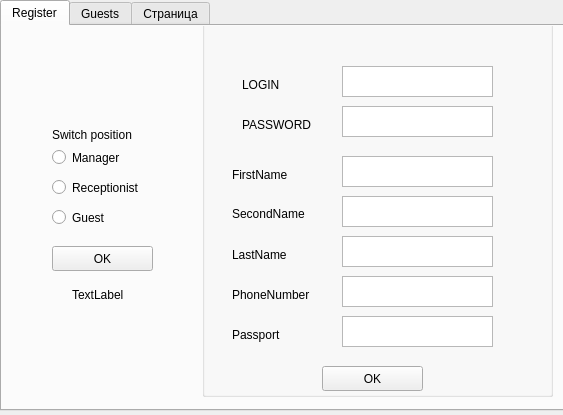
Old version of the form client/AdminView.ui in the repository ZpmPower/Hotel_Network.
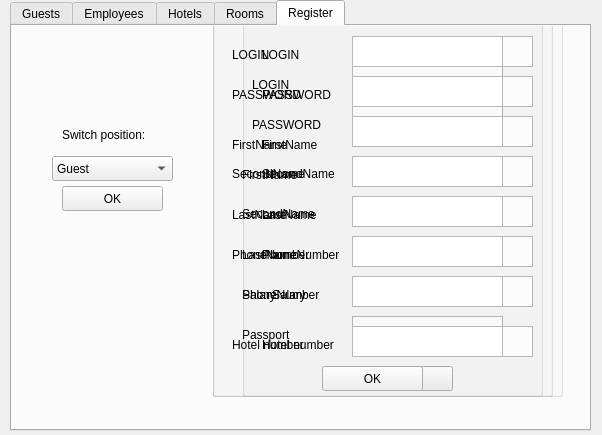
New version of the form. The open tabs and pages were chosen to show the change.

Commit message: Working reg+auth, some getters in Admin

```diff
--- a/client/AdminView.ui
+++ b/client/AdminView.ui
@@ -6,8 +6,8 @@
    <rect>
     <x>0</x>
     <y>0</y>
-    <width>563</width>
-    <height>415</height>
+    <width>602</width>
+    <height>435</height>
    </rect>
   </property>
   <property name="windowTitle">
@@ -16,15 +16,151 @@
   <widget class="QTabWidget" name="tabWidget">
    <property name="geometry">
     <rect>
-     <x>0</x>
+     <x>10</x>
      <y>0</y>
-     <width>571</width>
-     <height>411</height>
+     <width>581</width>
+     <height>431</height>
     </rect>
    </property>
    <property name="currentIndex">
     <number>0</number>
    </property>
+   <widget class="QWidget" name="tabGuests">
+    <attribute name="title">
+     <string>Guests</string>
+    </attribute>
+    <widget class="QTableWidget" name="GuestTbl">
+     <property name="geometry">
+      <rect>
+       <x>20</x>
+       <y>80</y>
+       <width>561</width>
+       <height>301</height>
+      </rect>
+     </property>
+     <property name="editTriggers">
+      <set>QAbstractItemView::NoEditTriggers</set>
+     </property>
+     <property name="showGrid">
+      <bool>true</bool>
+     </property>
+    </widget>
+    <widget class="QPushButton" name="allGuestsBtn">
+     <property name="geometry">
+      <rect>
+       <x>249</x>
+       <y>30</y>
+       <width>81</width>
+       <height>25</height>
+      </rect>
+     </property>
+     <property name="text">
+      <string>ALL GUESTS</string>
+     </property>
+    </widget>
+   </widget>
+   <widget class="QWidget" name="tabEmployees">
+    <attribute name="title">
+     <string>Employees</string>
+    </attribute>
+    <widget class="QTableWidget" name="EmployeesTbl">
+     <property name="geometry">
+      <rect>
+       <x>10</x>
+       <y>90</y>
+       <width>561</width>
+       <height>301</height>
+      </rect>
+     </property>
+     <property name="editTriggers">
+      <set>QAbstractItemView::NoEditTriggers</set>
+     </property>
+     <property name="showGrid">
+      <bool>true</bool>
+     </property>
+    </widget>
+    <widget class="QPushButton" name="allEmployeeBtn">
+     <property name="geometry">
+      <rect>
+       <x>210</x>
+       <y>30</y>
+       <width>111</width>
+       <height>25</height>
+      </rect>
+     </property>
+     <property name="text">
+      <string>ALL EMPLOYEES</string>
+     </property>
+    </widget>
+   </widget>
+   <widget class="QWidget" name="tabHotels">
+    <attribute name="title">
+     <string>Hotels</string>
+    </attribute>
+    <widget class="QTableWidget" name="HotelsTbl">
+     <property name="geometry">
+      <rect>
+       <x>10</x>
+       <y>90</y>
+       <width>561</width>
+       <height>301</height>
+      </rect>
+     </property>
+     <property name="editTriggers">
+      <set>QAbstractItemView::NoEditTriggers</set>
+     </property>
+     <property name="showGrid">
+      <bool>true</bool>
+     </property>
+    </widget>
+    <widget class="QPushButton" name="allHotelsBtn">
+     <property name="geometry">
+      <rect>
+       <x>220</x>
+       <y>30</y>
+       <width>80</width>
+       <height>25</height>
+      </rect>
+     </property>
+     <property name="text">
+      <string>ALL HOTELS</string>
+     </property>
+    </widget>
+   </widget>
+   <widget class="QWidget" name="tabRooms">
+    <attribute name="title">
+     <string>Rooms</string>
+    </attribute>
+    <widget class="QTableWidget" name="RoomsTbl">
+     <property name="geometry">
+      <rect>
+       <x>10</x>
+       <y>90</y>
+       <width>561</width>
+       <height>301</height>
+      </rect>
+     </property>
+     <property name="editTriggers">
+      <set>QAbstractItemView::NoEditTriggers</set>
+     </property>
+     <property name="showGrid">
+      <bool>true</bool>
+     </property>
+    </widget>
+    <widget class="QPushButton" name="allRoomsBtn">
+     <property name="geometry">
+      <rect>
+       <x>220</x>
+       <y>30</y>
+       <width>80</width>
+       <height>25</height>
+      </rect>
+     </property>
+     <property name="text">
+      <string>ALL ROOMS</string>
+     </property>
+    </widget>
+   </widget>
    <widget class="QWidget" name="tabRegister">
     <attribute name="title">
      <string>Register</string>
@@ -37,7 +173,7 @@
       <rect>
        <x>200</x>
        <y>-10</y>
-       <width>351</width>
+       <width>331</width>
        <height>381</height>
       </rect>
      </property>
@@ -229,66 +365,27 @@
       </rect>
      </property>
      <property name="text">
-      <string>Switch position</string>
+      <string>Switch position:</string>
      </property>
     </widget>
-    <widget class="QRadioButton" name="managerRB">
-     <property name="geometry">
-      <rect>
-       <x>50</x>
-       <y>120</y>
-       <width>96</width>
-       <height>23</height>
-      </rect>
-     </property>
-     <property name="text">
-      <string>Manager</string>
-     </property>
-    </widget>
-    <widget class="QRadioButton" name="receptionistBtn">
-     <property name="geometry">
-      <rect>
-       <x>50</x>
-       <y>150</y>
-       <width>96</width>
-       <height>23</height>
-      </rect>
-     </property>
-     <property name="text">
-      <string>Receptionist</string>
-     </property>
-    </widget>
-    <widget class="QRadioButton" name="radioButton_3">
-     <property name="geometry">
-      <rect>
-       <x>50</x>
-       <y>180</y>
-       <width>96</width>
-       <height>23</height>
-      </rect>
-     </property>
-     <property name="text">
-      <string>Guest</string>
-     </property>
-    </widget>
-    <widget class="QLabel" name="label_9">
+    <widget class="QLabel" name="regLabel">
      <property name="geometry">
       <rect>
        <x>70</x>
-       <y>260</y>
+       <y>200</y>
        <width>54</width>
        <height>17</height>
       </rect>
      </property>
      <property name="text">
-      <string>TextLabel</string>
+      <string/>
      </property>
     </widget>
     <widget class="QPushButton" name="okBtn">
      <property name="geometry">
       <rect>
        <x>50</x>
-       <y>220</y>
+       <y>160</y>
        <width>101</width>
        <height>25</height>
       </rect>
@@ -297,6 +394,457 @@
       <string>OK</string>
      </property>
     </widget>
+    <widget class="QComboBox" name="comboBox">
+     <property name="geometry">
+      <rect>
+       <x>40</x>
+       <y>130</y>
+       <width>121</width>
+       <height>25</height>
+      </rect>
+     </property>
+     <item>
+      <property name="text">
+       <string>Guest</string>
+      </property>
+     </item>
+     <item>
+      <property name="text">
+       <string>Manager</string>
+      </property>
+     </item>
+     <item>
+      <property name="text">
+       <string>Receptionist</string>
+      </property>
+     </item>
+    </widget>
+    <widget class="QGroupBox" name="groupBox_2">
+     <property name="enabled">
+      <bool>true</bool>
+     </property>
+     <property name="geometry">
+      <rect>
+       <x>230</x>
+       <y>-20</y>
+       <width>321</width>
+       <height>391</height>
+      </rect>
+     </property>
+     <property name="title">
+      <string/>
+     </property>
+     <widget class="QPlainTextEdit" name="loginRPT">
+      <property name="geometry">
+       <rect>
+        <x>140</x>
+        <y>30</y>
+        <width>151</width>
+        <height>31</height>
+       </rect>
+      </property>
+     </widget>
+     <widget class="QPlainTextEdit" name="passwordRPT">
+      <property name="geometry">
+       <rect>
+        <x>140</x>
+        <y>70</y>
+        <width>151</width>
+        <height>31</height>
+       </rect>
+      </property>
+     </widget>
+     <widget class="QPlainTextEdit" name="firstNRPT">
+      <property name="geometry">
+       <rect>
+        <x>140</x>
+        <y>110</y>
+        <width>151</width>
+        <height>31</height>
+       </rect>
+      </property>
+     </widget>
+     <widget class="QPlainTextEdit" name="secondNRPT">
+      <property name="geometry">
+       <rect>
+        <x>140</x>
+        <y>150</y>
+        <width>151</width>
+        <height>31</height>
+       </rect>
+      </property>
+     </widget>
+     <widget class="QPlainTextEdit" name="lastNRPT">
+      <property name="geometry">
+       <rect>
+        <x>140</x>
+        <y>190</y>
+        <width>151</width>
+        <height>31</height>
+       </rect>
+      </property>
+     </widget>
+     <widget class="QPlainTextEdit" name="phoneRPT">
+      <property name="geometry">
+       <rect>
+        <x>140</x>
+        <y>230</y>
+        <width>151</width>
+        <height>31</height>
+       </rect>
+      </property>
+     </widget>
+     <widget class="QLabel" name="label_19">
+      <property name="geometry">
+       <rect>
+        <x>20</x>
+        <y>40</y>
+        <width>91</width>
+        <height>17</height>
+       </rect>
+      </property>
+      <property name="text">
+       <string>LOGIN</string>
+      </property>
+     </widget>
+     <widget class="QLabel" name="label_20">
+      <property name="geometry">
+       <rect>
+        <x>20</x>
+        <y>80</y>
+        <width>91</width>
+        <height>17</height>
+       </rect>
+      </property>
+      <property name="text">
+       <string>PASSWORD</string>
+      </property>
+     </widget>
+     <widget class="QLabel" name="label_21">
+      <property name="geometry">
+       <rect>
+        <x>20</x>
+        <y>130</y>
+        <width>91</width>
+        <height>17</height>
+       </rect>
+      </property>
+      <property name="text">
+       <string>FirstName</string>
+      </property>
+     </widget>
+     <widget class="QLabel" name="label_22">
+      <property name="geometry">
+       <rect>
+        <x>20</x>
+        <y>160</y>
+        <width>91</width>
+        <height>16</height>
+       </rect>
+      </property>
+      <property name="text">
+       <string>SecondName</string>
+      </property>
+     </widget>
+     <widget class="QLabel" name="label_23">
+      <property name="geometry">
+       <rect>
+        <x>20</x>
+        <y>200</y>
+        <width>91</width>
+        <height>17</height>
+       </rect>
+      </property>
+      <property name="text">
+       <string>LastName</string>
+      </property>
+     </widget>
+     <widget class="QLabel" name="label_24">
+      <property name="geometry">
+       <rect>
+        <x>20</x>
+        <y>240</y>
+        <width>91</width>
+        <height>17</height>
+       </rect>
+      </property>
+      <property name="text">
+       <string>PhoneNumber</string>
+      </property>
+     </widget>
+     <widget class="QLabel" name="label_25">
+      <property name="geometry">
+       <rect>
+        <x>30</x>
+        <y>280</y>
+        <width>54</width>
+        <height>17</height>
+       </rect>
+      </property>
+      <property name="text">
+       <string>Salary</string>
+      </property>
+     </widget>
+     <widget class="QPlainTextEdit" name="salaryRPT">
+      <property name="geometry">
+       <rect>
+        <x>140</x>
+        <y>270</y>
+        <width>151</width>
+        <height>31</height>
+       </rect>
+      </property>
+     </widget>
+     <widget class="QPlainTextEdit" name="hotelIDRPT">
+      <property name="geometry">
+       <rect>
+        <x>140</x>
+        <y>320</y>
+        <width>151</width>
+        <height>31</height>
+       </rect>
+      </property>
+     </widget>
+     <widget class="QLabel" name="label_26">
+      <property name="geometry">
+       <rect>
+        <x>20</x>
+        <y>330</y>
+        <width>81</width>
+        <height>17</height>
+       </rect>
+      </property>
+      <property name="text">
+       <string>Hotel number</string>
+      </property>
+     </widget>
+     <widget class="QPushButton" name="regReceptBtn">
+      <property name="geometry">
+       <rect>
+        <x>110</x>
+        <y>360</y>
+        <width>101</width>
+        <height>25</height>
+       </rect>
+      </property>
+      <property name="text">
+       <string>OK</string>
+      </property>
+     </widget>
+    </widget>
+    <widget class="QGroupBox" name="groupBox_3">
+     <property name="enabled">
+      <bool>true</bool>
+     </property>
+     <property name="geometry">
+      <rect>
+       <x>200</x>
+       <y>-20</y>
+       <width>341</width>
+       <height>391</height>
+      </rect>
+     </property>
+     <property name="title">
+      <string/>
+     </property>
+     <widget class="QPlainTextEdit" name="loginMPT">
+      <property name="geometry">
+       <rect>
+        <x>140</x>
+        <y>30</y>
+        <width>151</width>
+        <height>31</height>
+       </rect>
+      </property>
+     </widget>
+     <widget class="QPlainTextEdit" name="passwordMPT">
+      <property name="geometry">
+       <rect>
+        <x>140</x>
+        <y>70</y>
+        <width>151</width>
+        <height>31</height>
+       </rect>
+      </property>
+     </widget>
+     <widget class="QPlainTextEdit" name="firstNMPT">
+      <property name="geometry">
+       <rect>
+        <x>140</x>
+        <y>110</y>
+        <width>151</width>
+        <height>31</height>
+       </rect>
+      </property>
+     </widget>
+     <widget class="QPlainTextEdit" name="secondNMPT">
+      <property name="geometry">
+       <rect>
+        <x>140</x>
+        <y>150</y>
+        <width>151</width>
+        <height>31</height>
+       </rect>
+      </property>
+     </widget>
+     <widget class="QPlainTextEdit" name="lastNMPT">
+      <property name="geometry">
+       <rect>
+        <x>140</x>
+        <y>190</y>
+        <width>151</width>
+        <height>31</height>
+       </rect>
+      </property>
+     </widget>
+     <widget class="QPlainTextEdit" name="phoneMPT">
+      <property name="geometry">
+       <rect>
+        <x>140</x>
+        <y>230</y>
+        <width>151</width>
+        <height>31</height>
+       </rect>
+      </property>
+     </widget>
+     <widget class="QLabel" name="label_27">
+      <property name="geometry">
+       <rect>
+        <x>20</x>
+        <y>40</y>
+        <width>91</width>
+        <height>17</height>
+       </rect>
+      </property>
+      <property name="text">
+       <string>LOGIN</string>
+      </property>
+     </widget>
+     <widget class="QLabel" name="label_28">
+      <property name="geometry">
+       <rect>
+        <x>20</x>
+        <y>80</y>
+        <width>91</width>
+        <height>17</height>
+       </rect>
+      </property>
+      <property name="text">
+       <string>PASSWORD</string>
+      </property>
+     </widget>
+     <widget class="QLabel" name="label_29">
+      <property name="geometry">
+       <rect>
+        <x>20</x>
+        <y>130</y>
+        <width>91</width>
+        <height>17</height>
+       </rect>
+      </property>
+      <property name="text">
+       <string>FirstName</string>
+      </property>
+     </widget>
+     <widget class="QLabel" name="label_30">
+      <property name="geometry">
+       <rect>
+        <x>20</x>
+        <y>160</y>
+        <width>91</width>
+        <height>16</height>
+       </rect>
+      </property>
+      <property name="text">
+       <string>SecondName</string>
+      </property>
+     </widget>
+     <widget class="QLabel" name="label_31">
+      <property name="geometry">
+       <rect>
+        <x>20</x>
+        <y>200</y>
+        <width>91</width>
+        <height>17</height>
+       </rect>
+      </property>
+      <property name="text">
+       <string>LastName</string>
+      </property>
+     </widget>
+     <widget class="QLabel" name="label_32">
+      <property name="geometry">
+       <rect>
+        <x>20</x>
+        <y>240</y>
+        <width>91</width>
+        <height>17</height>
+       </rect>
+      </property>
+      <property name="text">
+       <string>PhoneNumber</string>
+      </property>
+     </widget>
+     <widget class="QLabel" name="label_33">
+      <property name="geometry">
+       <rect>
+        <x>30</x>
+        <y>280</y>
+        <width>54</width>
+        <height>17</height>
+       </rect>
+      </property>
+      <property name="text">
+       <string>Salary</string>
+      </property>
+     </widget>
+     <widget class="QPlainTextEdit" name="salaryMPT">
+      <property name="geometry">
+       <rect>
+        <x>140</x>
+        <y>270</y>
+        <width>151</width>
+        <height>31</height>
+       </rect>
+      </property>
+     </widget>
+     <widget class="QPlainTextEdit" name="hotelIDMPT">
+      <property name="geometry">
+       <rect>
+        <x>140</x>
+        <y>320</y>
+        <width>151</width>
+        <height>31</height>
+       </rect>
+      </property>
+     </widget>
+     <widget class="QLabel" name="label_34">
+      <property name="geometry">
+       <rect>
+        <x>20</x>
+        <y>330</y>
+        <width>81</width>
+        <height>17</height>
+       </rect>
+      </property>
+      <property name="text">
+       <string>Hotel number</string>
+      </property>
+     </widget>
+     <widget class="QPushButton" name="regManagerBtn">
+      <property name="geometry">
+       <rect>
+        <x>110</x>
+        <y>360</y>
+        <width>101</width>
+        <height>25</height>
+       </rect>
+      </property>
+      <property name="text">
+       <string>OK</string>
+      </property>
+     </widget>
+    </widget>
     <zorder>label</zorder>
     <zorder>groupBox</zorder>
     <zorder>managerRB</zorder>
@@ -304,26 +852,9 @@
     <zorder>radioButton_3</zorder>
     <zorder>label_9</zorder>
     <zorder>okBtn</zorder>
-   </widget>
-   <widget class="QWidget" name="tabGuests">
-    <attribute name="title">
-     <string>Guests</string>
-    </attribute>
-    <widget class="QTableWidget" name="tableWidget">
-     <property name="geometry">
-      <rect>
-       <x>0</x>
-       <y>70</y>
-       <width>551</width>
-       <height>301</height>
-      </rect>
-     </property>
-    </widget>
-   </widget>
-   <widget class="QWidget" name="tab">
-    <attribute name="title">
-     <string>Страница</string>
-    </attribute>
+    <zorder>comboBox</zorder>
+    <zorder>groupBox_2</zorder>
+    <zorder>groupBox_3</zorder>
    </widget>
   </widget>
  </widget>
```
Left out of the diff: 21 changed lines with no effect on the pictures. The commit also changes 16 other files.
